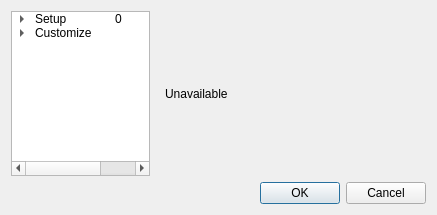
This is Source/GUI/Qt/preferences.ui in beppec56/MediaInfo-git_svn as Qt 5 draws it before an edit. The edited form follows.
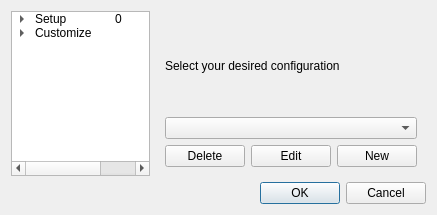
This is the edited form. The open tabs and pages were chosen to show the change.

What changed in the file:
```diff
--- a/Source/GUI/Qt/preferences.ui
+++ b/Source/GUI/Qt/preferences.ui
@@ -270,10 +270,38 @@
          <item>
           <widget class="QLabel" name="label_4">
            <property name="text">
-            <string>Unavailable</string>
+            <string>Select your desired configuration</string>
            </property>
           </widget>
          </item>
+         <item>
+          <widget class="QComboBox" name="treeTextComboBox"/>
+         </item>
+         <item>
+          <layout class="QHBoxLayout" name="treeTextLayout">
+           <item>
+            <widget class="QPushButton" name="pushButton_deleteTreeText">
+             <property name="text">
+              <string>Delete</string>
+             </property>
+            </widget>
+           </item>
+           <item>
+            <widget class="QPushButton" name="pushButton_editTreeText">
+             <property name="text">
+              <string>Edit</string>
+             </property>
+            </widget>
+           </item>
+           <item>
+            <widget class="QPushButton" name="pushButton_newTreeText">
+             <property name="text">
+              <string>New</string>
+             </property>
+            </widget>
+           </item>
+          </layout>
+         </item>
         </layout>
        </widget>
        <widget class="QWidget" name="Custom">
```
Left out of the diff: 4 changed lines with no effect on the pictures.
